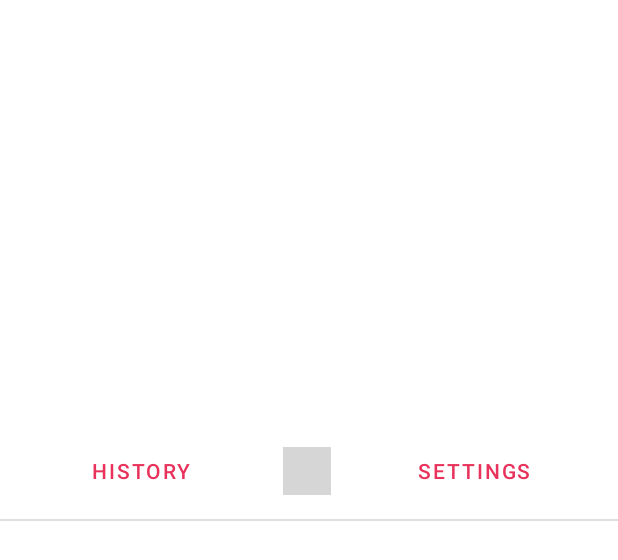
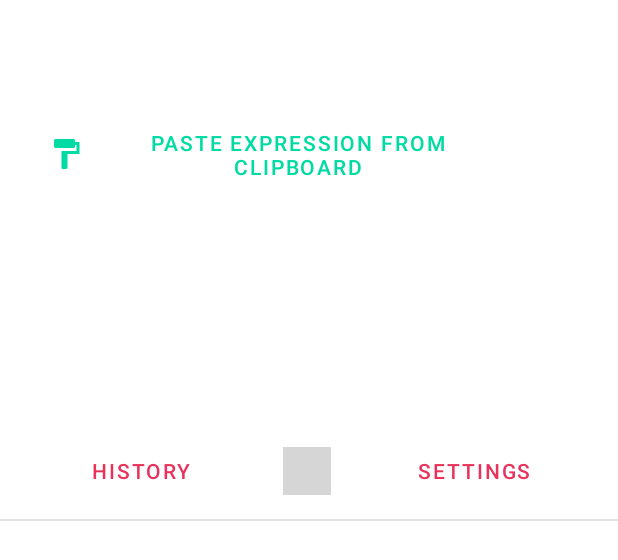
Before and after one commit to manueldidonna/architex-calculator, an Android app: the layout controller_calculator.xml on its own in the app's theme, with its tools: preview values and no code run, on a phone screen of 412 x 824 dp. Shown: the top 560 px of the screen. Run offline under Robolectric (Android 15) with nearby library versions, the phone set to English and light mode, and no system bars; plain views replace WormDotsIndicator; grey boxes are pictures that could not be loaded.

Commit message:
Update paste_from_clipboard button style

```diff
--- a/calculator/src/main/res/layout/controller_calculator.xml
+++ b/calculator/src/main/res/layout/controller_calculator.xml
@@ -115,13 +115,14 @@
 
     <Button
         android:id="@+id/paste_from_clipboard_button"
-        style="@style/Widget.MaterialComponents.Button.TextButton.Icon"
+        style="@style/Widget.ArchitexCalc.Button.Secondary"
         android:layout_width="wrap_content"
         android:layout_height="wrap_content"
         android:layout_marginStart="24dp"
         android:text="@string/paste_expression_from_clipboard"
         android:textColor="?attr/colorSecondary"
         android:visibility="gone"
+        tools:visibility="visible"
         app:icon="@drawable/ic_paste_clipboard_24"
         app:iconTint="?attr/colorSecondary"
         app:layout_constraintBottom_toBottomOf="@+id/scrollable_expression"
```
